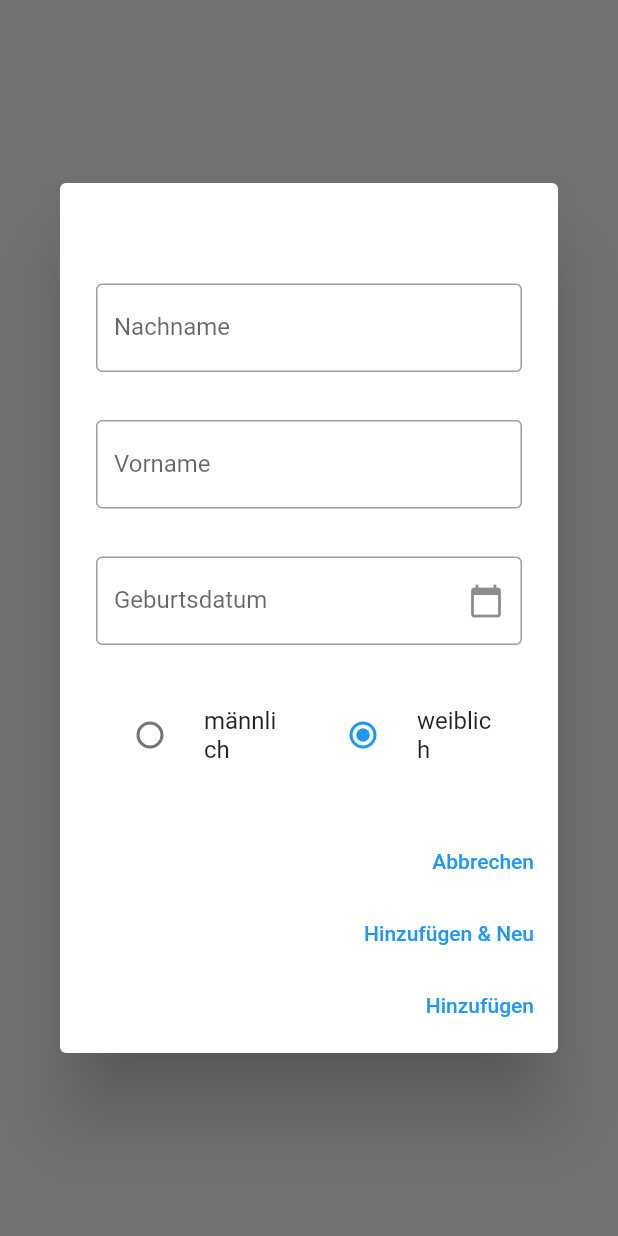
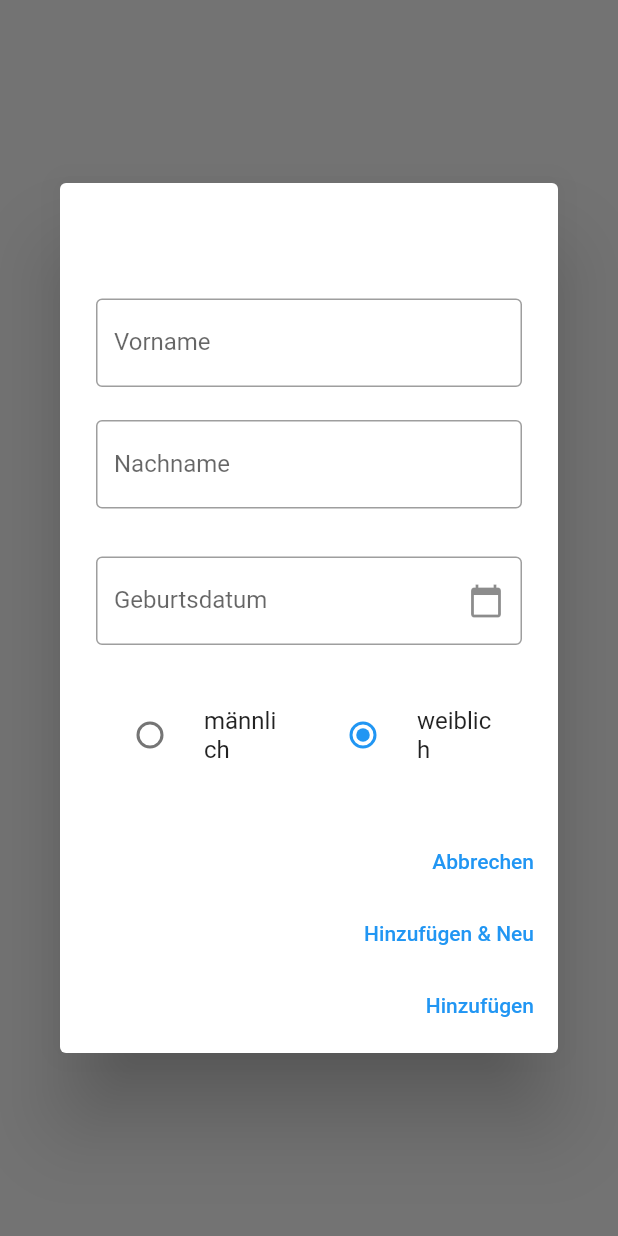
Before and after one commit to fabssor/competition_software_frontend, a Flutter app: what competitorDialog() shows on an empty page, opened directly with empty values, on a phone screen of 412 x 824 dp. Run offline on Flutter 3.47's test engine with Material 2 defaults, Android fonts, the phone set to English and light mode, and no system bars; our stand-ins replace another_flushbar, data_table_2; missing offline and left inert: bitsdojo_window.

Commit message:
Adds Input formatters and ability to use iconbutton in custom input field

```diff
--- a/lib/details/competitors/competitor_dialog.dart
+++ b/lib/details/competitors/competitor_dialog.dart
@@ -1,7 +1,6 @@
-import 'package:competition_software_frontend/api/mock_backend.dart';
 import 'package:flutter/material.dart';
 import 'package:competition_software_frontend/api/competitor.dart';
-import 'package:competition_software_frontend/api/i_backend.dart';
+import 'package:flutter/services.dart';
 
 const _spaceBetweenColumnItems = 10.0;
 Gender _gender = Gender.female;
@@ -12,8 +11,9 @@ Widget _buildTextFormField(
     {required String labelText,
     TextEditingController? controller,
     bool readOnly = false,
-    Icon? suffixIcon,
-    Future<void> Function()? onTap}) {
+    Widget? suffixIcon,
+    Future<void> Function()? onTap,
+    List<TextInputFormatter>? inputFormatters}) {
   return TextFormField(
     controller: controller,
     readOnly: readOnly,
@@ -30,6 +30,7 @@ Widget _buildTextFormField(
       }
       return null;
     },
+    inputFormatters: inputFormatters,
   );
 }
 
@@ -117,21 +118,33 @@ Future<List<Competitor>?> competitorDialog(
               child: Column(
                 mainAxisSize: MainAxisSize.min,
                 children: <Widget>[
+                  const SizedBox(height: _spaceBetweenColumnItems),
+                  _buildTextFormField(
+                    controller: forenameController,
+                    labelText: "Vorname",
+                  ),
                   _buildTextFormField(
                     controller: surenameController,
                     labelText: "Nachname",
                   ),
                   const SizedBox(height: _spaceBetweenColumnItems),
                   _buildTextFormField(
-                    controller: forenameController,
-                    labelText: "Vorname",
-                  ),
-                  const SizedBox(height: _spaceBetweenColumnItems),
-                  _buildTextFormField(
                     controller: birthdayController,
                     readOnly: true,
                     labelText: "Geburtsdatum",
-                    suffixIcon: const Icon(Icons.calendar_today),
+                    suffixIcon: IconButton(
+                      icon: const Icon(Icons.calendar_today),
+                      onPressed: () async {
+                        final DateTime? dateTime = await getDate(context);
+                        if (dateTime == null) {
+                          return;
+                        } else {
+                          _birthday = dateTime;
+                          birthdayController.text =
+                              "${dateTime.day}.${dateTime.month}.${dateTime.year}";
+                        }
+                      },
+                    ),
                     onTap: () async {
                       final DateTime? dateTime = await getDate(context);
                       if (dateTime == null) {
```
